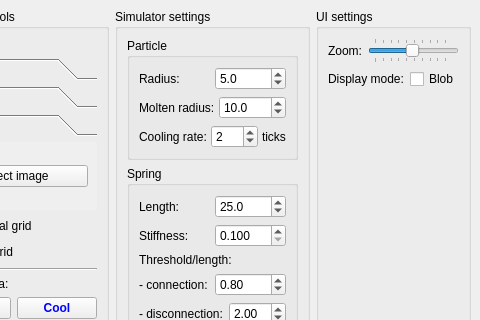
Qt form simulator/ui/mainwindow.ui (dantrag/spring_simulator) before a commit; both pictures show x 166 to 646 and y 0 to 320 of the 646 by 703 pixel window.
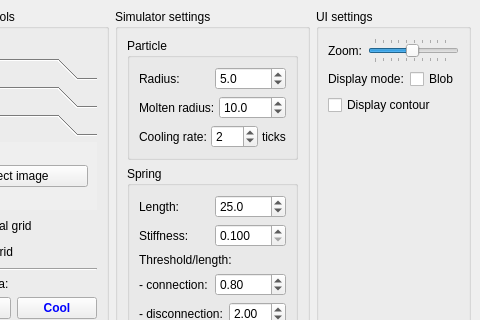
The same form after that commit.

Commit message: Added UI for the field contour

```diff
--- a/simulator/ui/mainwindow.ui
+++ b/simulator/ui/mainwindow.ui
@@ -6,7 +6,7 @@
    <rect>
     <x>0</x>
     <y>0</y>
-    <width>620</width>
+    <width>636</width>
     <height>703</height>
    </rect>
   </property>
@@ -952,6 +952,13 @@
          </item>
         </layout>
        </item>
+       <item>
+        <widget class="QCheckBox" name="show_contour_checkbox">
+         <property name="text">
+          <string>Display contour</string>
+         </property>
+        </widget>
+       </item>
        <item>
         <spacer name="static13">
          <property name="orientation">
```
Left out of the diff: 8 changed lines with no effect on the pictures. The commit also changes 2 other files.
